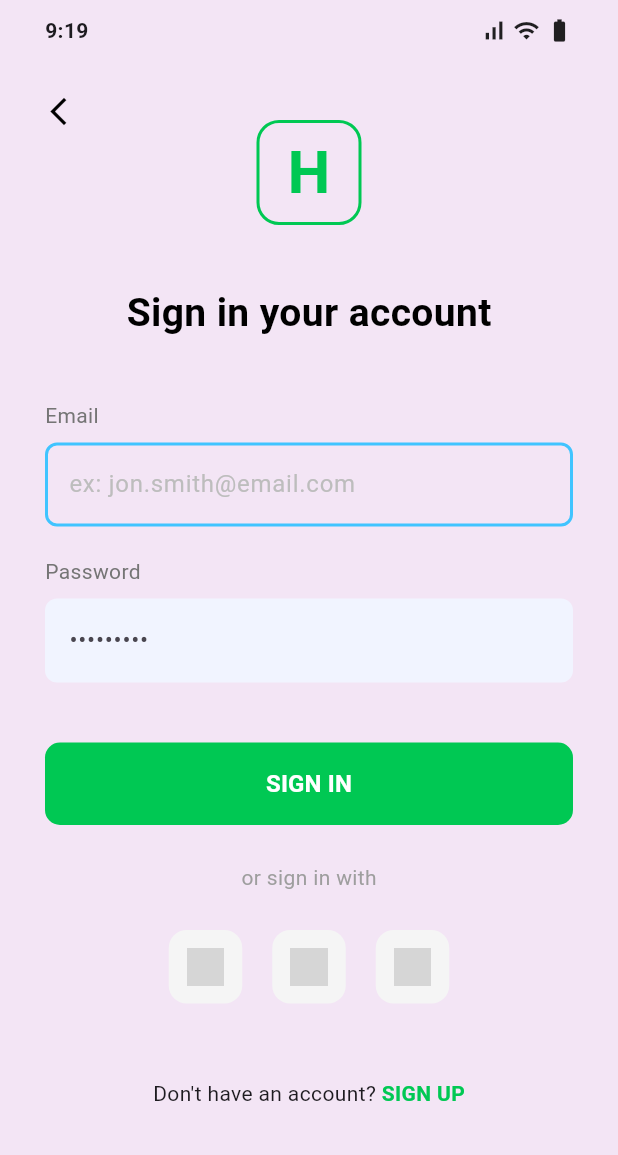
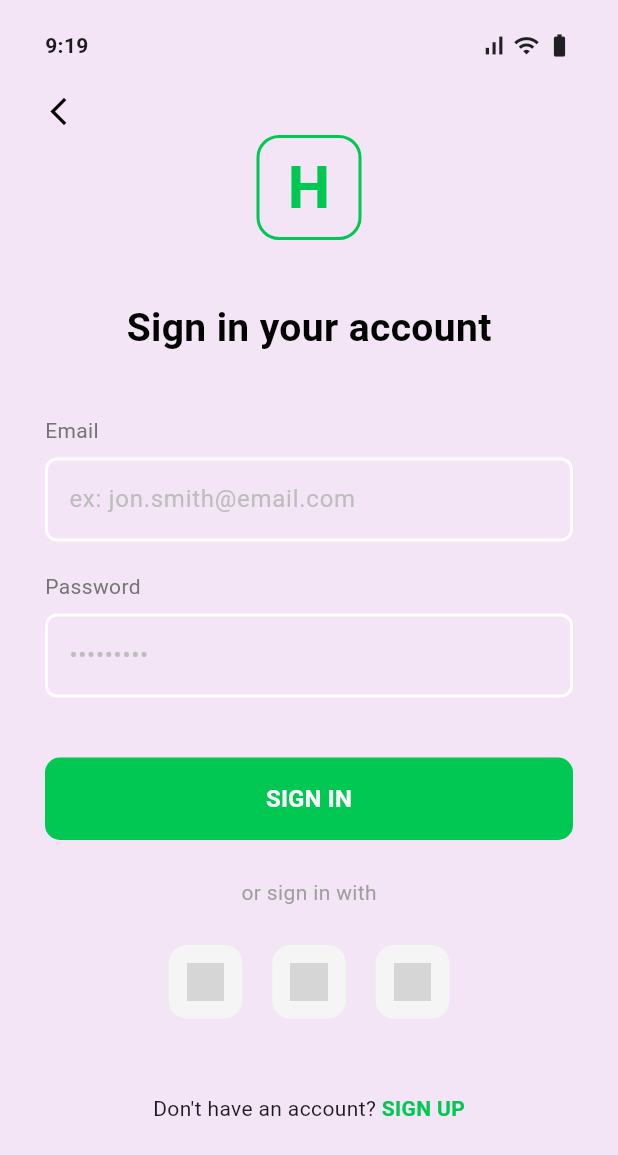
Before and after one commit to Panisaraeiei/flutter_homework, a Flutter app: the C02PageUi screen opened directly, on a phone screen of 412 x 824 dp. Shown: the top 1155 px of the screen. Run offline on Flutter 3.47's test engine with Material 3 defaults, Android fonts, the phone set to English and light mode, and no system bars; our stand-ins replace google_fonts; Roboto replaces fonts that are missing (Kanit); grey boxes are pictures that could not be loaded.

Commit message:
commit 55 : สุดท้าย เปลี่ยนสีนิดหน่อย

```diff
--- a/lib/views/b02_page_ui.dart
+++ b/lib/views/b02_page_ui.dart
@@ -52,12 +52,13 @@ class _B02PageUiState extends State<B02PageUi> {
                   TextField(
                     decoration: InputDecoration(
                       hintText: 'Email',
-                      fillColor: const Color(0xFFF1F4FF),
+                      fillColor: const Color.fromARGB(255, 254, 254, 254),
                       filled: true,
                       enabledBorder: OutlineInputBorder(
                         borderRadius: BorderRadius.circular(10.0),
                         borderSide: const BorderSide(
-                            color: Color(0xFF1E48B0), width: 2),
+                            color: const Color.fromARGB(255, 253, 253, 254),
+                            width: 2),
                       ),
                       focusedBorder: OutlineInputBorder(
                         borderRadius: BorderRadius.circular(10.0),
@@ -73,7 +74,7 @@ class _B02PageUiState extends State<B02PageUi> {
                     obscureText: true,
                     decoration: InputDecoration(
                       hintText: 'Password',
-                      fillColor: const Color(0xFFF1F4FF),
+                      fillColor: const Color.fromARGB(255, 253, 253, 254),
                       filled: true,
                       enabledBorder: OutlineInputBorder(
                         borderRadius: BorderRadius.circular(10.0),
--- a/lib/views/c02_page_ui.dart
+++ b/lib/views/c02_page_ui.dart
@@ -1,7 +1,6 @@
 import 'package:flutter/material.dart';
 import 'package:google_fonts/google_fonts.dart';
 import 'c03_page_ui.dart';
-// ✅ 1. Import หน้า C01 สำหรับการย้อนกลับ (หรือใช้ Navigator.pop)
 import 'c01_page_ui.dart';
 
 class C02PageUi extends StatefulWidget {
@@ -14,13 +13,16 @@ class C02PageUi extends StatefulWidget {
 class _C02PageUiState extends State<C02PageUi> {
   @override
   Widget build(BuildContext context) {
+    // กำหนดสีพื้นหลังที่ต้องการใช้ทั่วทั้งหน้าจอ
+    Color bgColor = Colors.purple[50]!;
+
     return Scaffold(
-      backgroundColor: Colors.purple[50],
-      // ✅ 2. ใช้ Stack เพื่อให้วางปุ่มย้อนกลับทับบนเนื้อหาหลักได้
+      // ✅ 1. เปลี่ยนพื้นหลังหลักเป็นสีม่วงอ่อนให้เต็มหน้าจอ
+      backgroundColor: bgColor,
       body: SafeArea(
         child: Stack(
           children: [
-            // --- โค้ดเนื้อหาเดิมของคุณทั้งหมด ---
+            // ส่วนของเนื้อหาหลัก
             SingleChildScrollView(
               child: Padding(
                 padding: const EdgeInsets.symmetric(horizontal: 30),
@@ -28,7 +30,7 @@ class _C02PageUiState extends State<C02PageUi> {
                   children: [
                     // Status Bar จำลอง
                     Padding(
-                      padding: const EdgeInsets.symmetric(vertical: 10),
+                      padding: const EdgeInsets.only(top: 20, bottom: 10),
                       child: Row(
                         mainAxisAlignment: MainAxisAlignment.spaceBetween,
                         children: [
@@ -88,14 +90,15 @@ class _C02PageUiState extends State<C02PageUi> {
 
                     const SizedBox(height: 40),
 
+                    // ช่องกรอก Email
                     _buildInputLabel('Email'),
                     TextField(
                       decoration: InputDecoration(
                         hintText: 'ex: jon.smith@email.com',
                         hintStyle: GoogleFonts.kanit(color: Colors.grey[400]),
                         enabledBorder: OutlineInputBorder(
-                          borderSide: const BorderSide(
-                              color: Color(0xFF40C4FF), width: 2),
+                          borderSide:
+                              const BorderSide(color: Colors.white, width: 2),
                           borderRadius: BorderRadius.circular(8),
                         ),
                         focusedBorder: OutlineInputBorder(
@@ -108,16 +111,21 @@ class _C02PageUiState extends State<C02PageUi> {
 
                     const SizedBox(height: 20),
 
+                    // ช่องกรอก Password
                     _buildInputLabel('Password'),
                     TextField(
                       obscureText: true,
                       decoration: InputDecoration(
                         hintText: '•••••••••',
-                        filled: true,
-                        fillColor: const Color(
-                            0xFFF1F4FF), // ปรับให้สีเข้มขึ้นนิดหน่อยเพื่อให้เห็นชัด
-                        border: OutlineInputBorder(
-                          borderSide: BorderSide.none,
+                        hintStyle: GoogleFonts.kanit(color: Colors.grey[400]),
+                        enabledBorder: OutlineInputBorder(
+                          borderSide:
+                              const BorderSide(color: Colors.white, width: 2),
+                          borderRadius: BorderRadius.circular(8),
+                        ),
+                        focusedBorder: OutlineInputBorder(
+                          borderSide: const BorderSide(
+                              color: Color(0xFF00C853), width: 2),
                           borderRadius: BorderRadius.circular(8),
                         ),
                       ),
@@ -199,13 +207,12 @@ class _C02PageUiState extends State<C02PageUi> {
               ),
             ),
 
-            // ✅ 3. เพิ่มปุ่มย้อนกลับ (Back Button)
+            // ปุ่มย้อนกลับ (Back Button)
             Positioned(
-              top: 50, // ปรับตำแหน่งให้อยู่ใต้ Status Bar เล็กน้อย
+              top: 50,
               left: 15,
               child: IconButton(
                 onPressed: () {
-                  // ย้อนกลับไปหน้า C01
                   Navigator.pop(context);
                 },
                 icon: const Icon(
@@ -221,7 +228,6 @@ class _C02PageUiState extends State<C02PageUi> {
     );
   }
 
-  // ฟังก์ชันช่วยสร้าง Label (โค้ดเดิม)
   Widget _buildInputLabel(String label) {
     return Align(
       alignment: Alignment.centerLeft,
@@ -235,7 +241,6 @@ class _C02PageUiState extends State<C02PageUi> {
     );
   }
 
-  // ฟังก์ชันช่วยสร้าง Social Icon (โค้ดเดิม)
   Widget _socialIcon(String path) {
     return Container(
       padding: const EdgeInsets.all(12),
--- a/lib/views/d01_page_ui.dart
+++ b/lib/views/d01_page_ui.dart
@@ -143,7 +143,7 @@ class _D01PageUiState extends State<D01PageUi> {
                         child: Text(
                           'Continue as a guest',
                           style: GoogleFonts.poppins(
-                            color: const Color(0xFF00C2CB),
+                            color: const Color.fromARGB(255, 0, 6, 6),
                             fontSize: 14,
                             fontWeight: FontWeight.w500,
                             decoration: TextDecoration.underline,
```
